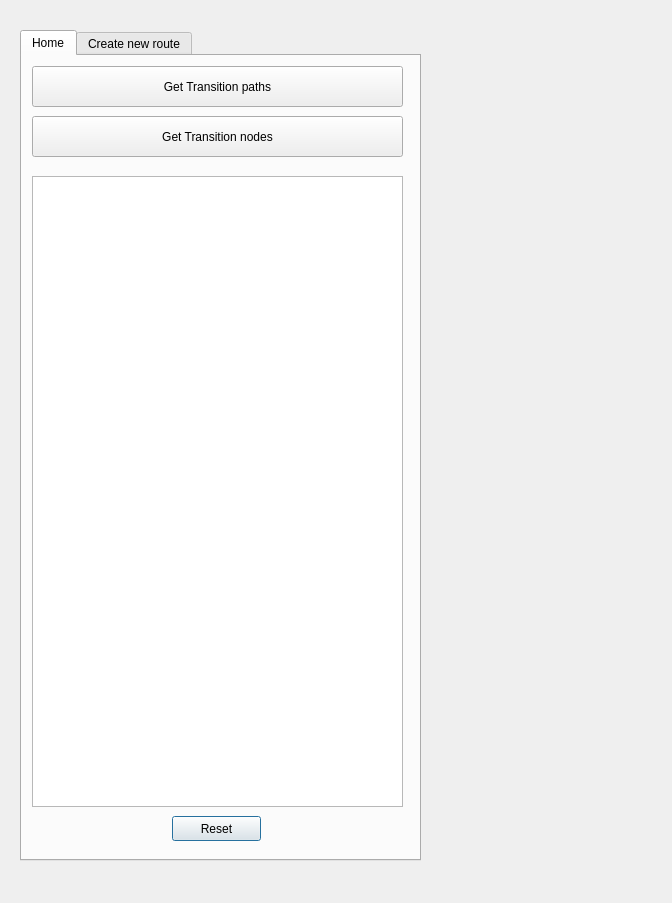
The window that transition_qgis_dockwidget_base.ui (chairemobilite/transition_qgis) describes before a commit, drawn with Qt 5.
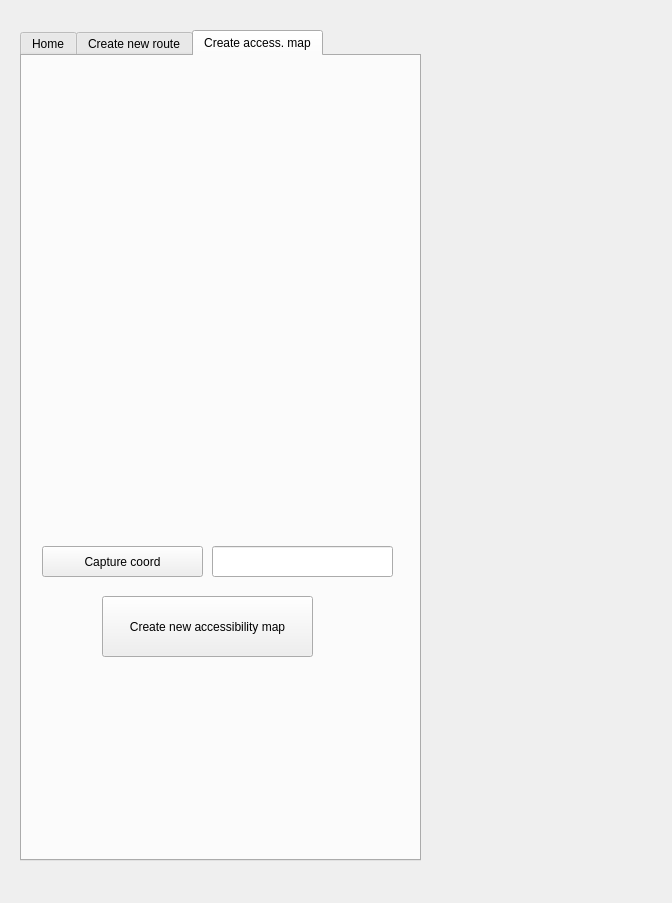
The same window after the commit.

Commit message: Created accessibility map interface

Patch:
```diff
--- a/transition_qgis_dockwidget_base.ui
+++ b/transition_qgis_dockwidget_base.ui
@@ -23,7 +23,7 @@
     </rect>
    </property>
    <property name="currentIndex">
-    <number>0</number>
+    <number>2</number>
    </property>
    <widget class="QWidget" name="tab">
     <attribute name="title">
@@ -151,7 +151,59 @@
        <height>381</height>
       </rect>
      </property>
-     <layout class="QVBoxLayout" name="verticalLayout"/>
+     <layout class="QVBoxLayout" name="routeVerticalLayout"/>
+    </widget>
+   </widget>
+   <widget class="QWidget" name="tab_3">
+    <attribute name="title">
+     <string>Create access. map</string>
+    </attribute>
+    <widget class="QPushButton" name="accessibilityCaptureButton">
+     <property name="geometry">
+      <rect>
+       <x>20</x>
+       <y>490</y>
+       <width>161</width>
+       <height>31</height>
+      </rect>
+     </property>
+     <property name="text">
+      <string>Capture coord</string>
+     </property>
+    </widget>
+    <widget class="QPushButton" name="accessibilityButton">
+     <property name="geometry">
+      <rect>
+       <x>80</x>
+       <y>540</y>
+       <width>211</width>
+       <height>61</height>
+      </rect>
+     </property>
+     <property name="text">
+      <string>Create new accessibility map</string>
+     </property>
+    </widget>
+    <widget class="QLineEdit" name="userCrsEditAccessibility">
+     <property name="geometry">
+      <rect>
+       <x>190</x>
+       <y>490</y>
+       <width>181</width>
+       <height>31</height>
+      </rect>
+     </property>
+    </widget>
+    <widget class="QWidget" name="verticalLayoutWidget_2">
+     <property name="geometry">
+      <rect>
+       <x>10</x>
+       <y>10</y>
+       <width>371</width>
+       <height>461</height>
+      </rect>
+     </property>
+     <layout class="QVBoxLayout" name="accessibilityVerticalLayout"/>
     </widget>
    </widget>
   </widget>
```
Left out of the diff: 4 changed lines with no effect on the pictures. The commit also changes 2 other files.
